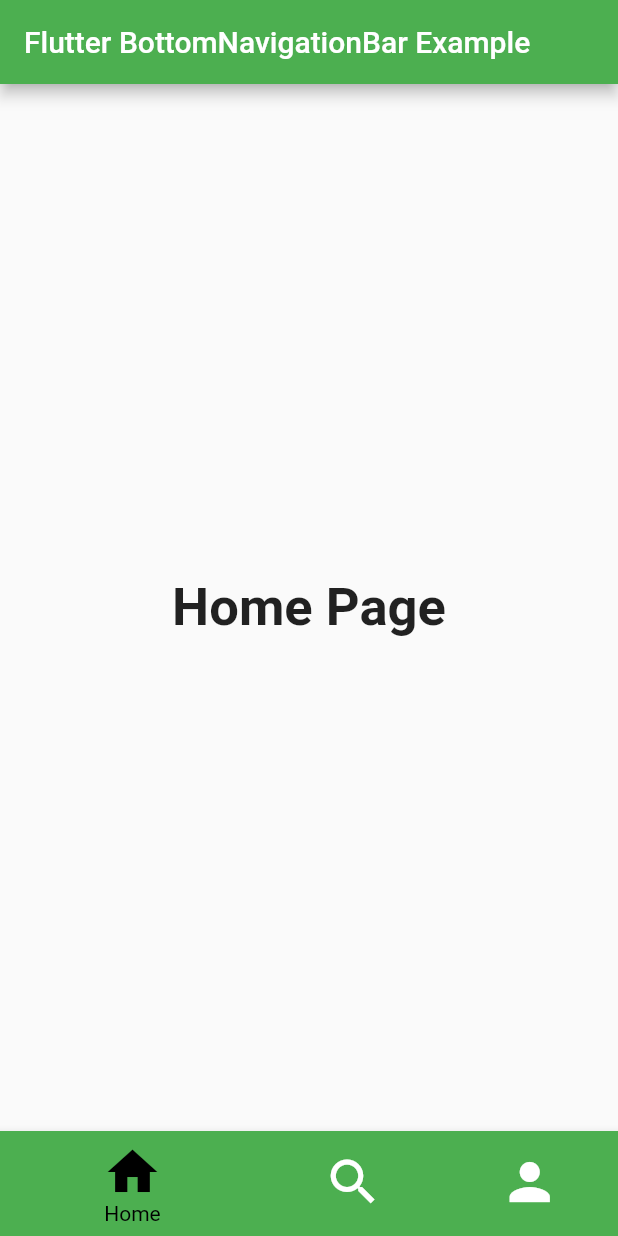
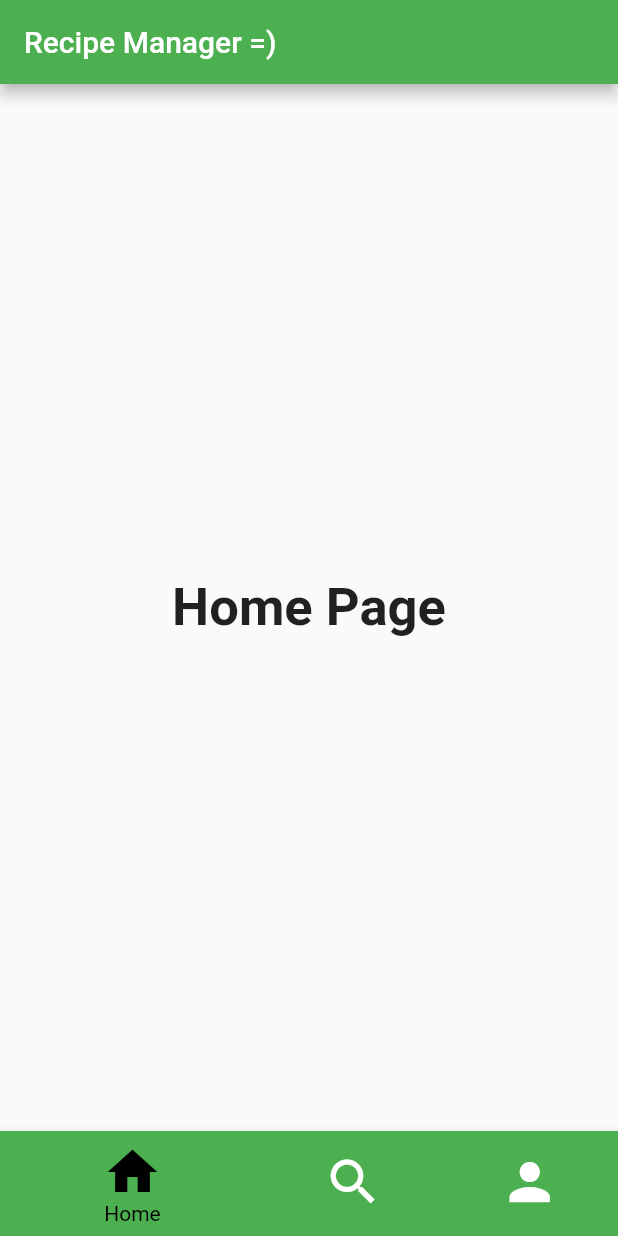
Before and after one commit to imkiddingbro/TheVeterans, a Flutter app: the screen it shows after launch, on a phone screen of 412 x 824 dp. Run offline on Flutter 3.47's test engine with Material 2 defaults, Android fonts, the light colour scheme and no system bars.

Commit message:
title rename

```diff
--- a/recipemanager/lib/main.dart
+++ b/recipemanager/lib/main.dart
@@ -16,7 +16,7 @@ class MyApp extends StatelessWidget {
 }
 
 class MyNavigationBar extends StatefulWidget {
- const MyNavigationBar({Key? key}) : super(key: key);
+  const MyNavigationBar({Key? key}) : super(key: key);
 
   @override
   MyNavigationBarState createState() => MyNavigationBarState();
@@ -26,9 +26,12 @@ class MyNavigationBarState extends State<MyNavigationBar> {
   int _selectedIndex = 0;
 
   final List<Widget> _widgetOptions = <Widget>[
-   const Text('Home Page', style: TextStyle(fontSize: 35, fontWeight: FontWeight.bold)),
-   const Text('Search Page', style: TextStyle(fontSize: 35, fontWeight: FontWeight.bold)),
-   const Text('Profile Page', style: TextStyle(fontSize: 35, fontWeight: FontWeight.bold)),
+    const Text('Home Page',
+        style: TextStyle(fontSize: 35, fontWeight: FontWeight.bold)),
+    const Text('Search Page',
+        style: TextStyle(fontSize: 35, fontWeight: FontWeight.bold)),
+    const Text('Profile Page',
+        style: TextStyle(fontSize: 35, fontWeight: FontWeight.bold)),
   ];
 
   void _onItemTapped(int index) {
@@ -41,7 +44,7 @@ class MyNavigationBarState extends State<MyNavigationBar> {
   Widget build(BuildContext context) {
     return Scaffold(
       appBar: AppBar(
-        title: const Text('Flutter BottomNavigationBar Example'),
+        title: const Text('Recipe Manager =)'),
         backgroundColor: Colors.green,
       ),
       body: Center(
```
